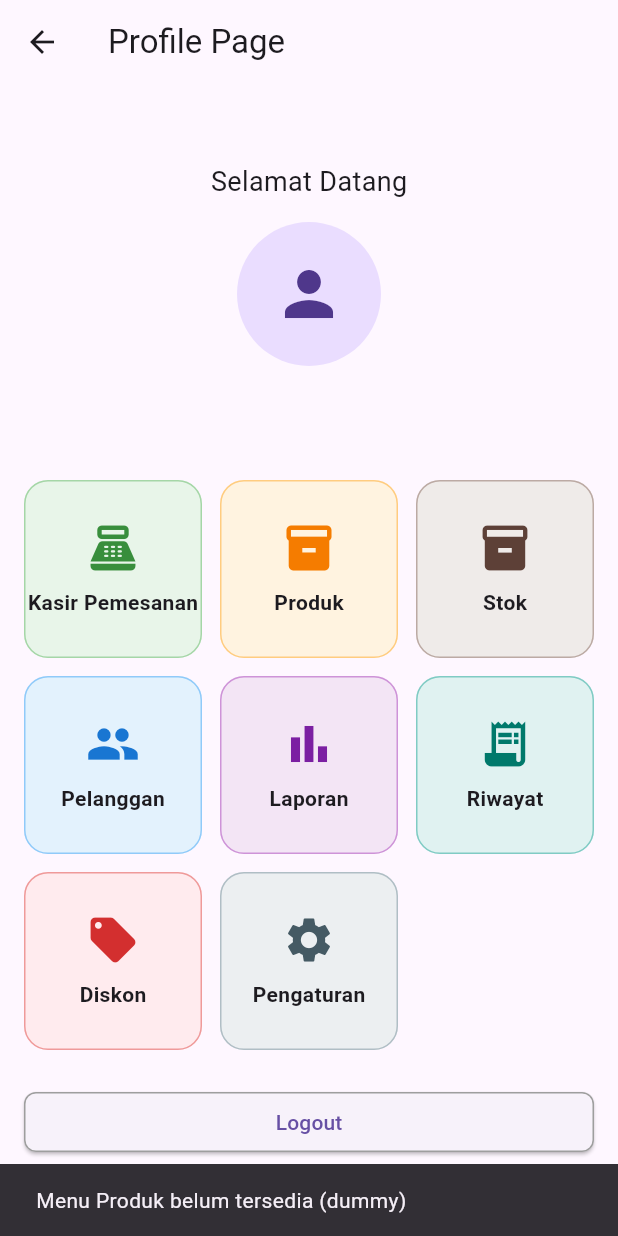
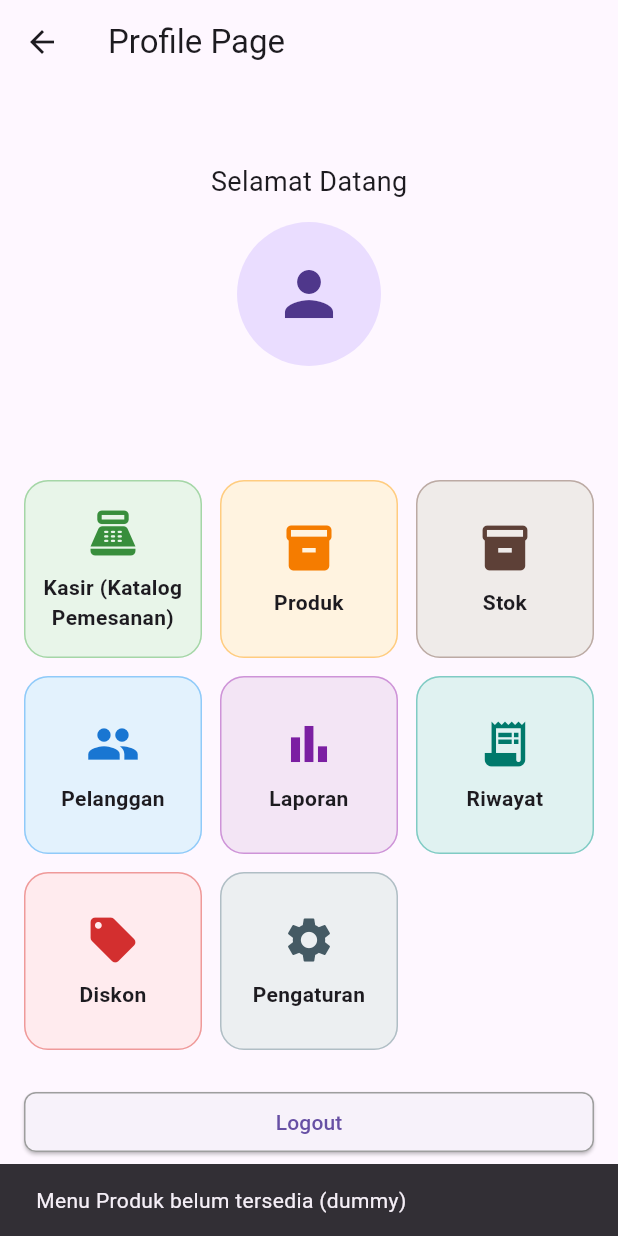
Before and after one commit to axof-1/cashier_app_mamamia, a Flutter app: the ProfilePage screen opened directly with empty values, after a tap on "Produk", on a phone screen of 412 x 824 dp. Run offline on Flutter 3.47's test engine with Material 3 defaults, Android fonts, the phone set to English and light mode, and no system bars; our stand-ins replace material_ui.

Commit message:
update final untuk assignment sesi 6 (rev.1)

```diff
--- a/lib/main.dart
+++ b/lib/main.dart
@@ -1,6 +1,5 @@
 import 'package:material_ui/material_ui.dart';
 import 'pages/login.dart';
-import 'pages/catalog.dart';
 
 void main() {
   runApp(const MainApp());
--- a/lib/pages/cart.dart
+++ b/lib/pages/cart.dart
@@ -199,7 +199,6 @@ class _CartPageState extends State<CartPage> {
                         width: double.infinity,
                         child: ElevatedButton(
                           onPressed: () {},
-                          child: const Text('Lanjut ke Pembayaran'),
                           style: ElevatedButton.styleFrom(
                             shape: RoundedRectangleBorder(
                               borderRadius: BorderRadius.circular(8),
@@ -209,6 +208,7 @@ class _CartPageState extends State<CartPage> {
                               ),
                             ),
                           ),
+                          child: const Text('Lanjut ke Pembayaran'),
                         ),
                       ),
                     ],
--- a/lib/pages/catalog.dart
+++ b/lib/pages/catalog.dart
@@ -43,7 +43,7 @@ class ProductCard extends StatelessWidget {
                   product.productName,
                   style: const TextStyle(fontWeight: FontWeight.bold),
                 ),
-                // 3. Row: harga di kiri, tombol + di kanan (spaceBetween)
+                // 3. Row: harga, tombol −, jumlah, tombol +.
                 Row(
                   children: [
                     Expanded(child: Text(formatRupiah(product.productPrice))),
@@ -190,7 +190,7 @@ class _CatalogPageState extends State<CatalogPage> {
                 },
               ),
             ),
-          ], //
+          ],
         ),
       ),
       floatingActionButtonLocation: FloatingActionButtonLocation.centerFloat,
--- a/lib/pages/login.dart
+++ b/lib/pages/login.dart
@@ -101,13 +101,13 @@ class _LoginPageState extends State<LoginPage> {
                         );
                       }
                     },
-                    child: const Text('Masuk'),
                     style: ElevatedButton.styleFrom(
                       shape: RoundedRectangleBorder(
                         borderRadius: BorderRadius.circular(8),
                         side: const BorderSide(color: Colors.grey, width: 1),
                       ),
                     ),
+                    child: const Text('Masuk'),
                   ),
                 ),
                 const SizedBox(height: 12),
--- a/lib/pages/profile.dart
+++ b/lib/pages/profile.dart
@@ -13,7 +13,7 @@ class MenuKasir {
 
 // 2. Daftar menu (dummy)
 const List<MenuKasir> daftarMenu = [
-  MenuKasir('Kasir Pemesanan', Icons.point_of_sale, Colors.green),
+  MenuKasir('Kasir (Katalog Pemesanan)', Icons.point_of_sale, Colors.green),
   MenuKasir('Produk', Icons.inventory_2, Colors.orange),
   MenuKasir('Stok', Icons.inventory, Colors.brown),
   MenuKasir('Pelanggan', Icons.people, Colors.blue),
@@ -112,7 +112,7 @@ class _MenuTile extends StatelessWidget {
       child: InkWell(
         borderRadius: BorderRadius.circular(16),
         onTap: () {
-          if (menu.judul == 'Kasir Pemesanan') {
+          if (menu.judul == 'Kasir (Katalog Pemesanan)') {
             Navigator.push(
               context,
               MaterialPageRoute(builder: (context) => const CatalogPage()),
@@ -131,9 +131,13 @@ class _MenuTile extends StatelessWidget {
           children: [
             Icon(menu.ikon, size: 36, color: menu.warna.shade700),
             const SizedBox(height: 8),
-            Text(
-              menu.judul,
-              style: const TextStyle(fontWeight: FontWeight.w600),
+            Padding(
+              padding: const EdgeInsets.symmetric(horizontal: 8),
+              child: Text(
+                menu.judul,
+                textAlign: TextAlign.center,
+                style: const TextStyle(fontWeight: FontWeight.w600),
+              ),
             ),
           ],
         ),
--- a/lib/pages/register.dart
+++ b/lib/pages/register.dart
@@ -91,18 +91,17 @@ class _RegisterPageState extends State<RegisterPage> {
                           ),
                         );
                         await Future.delayed(const Duration(seconds: 2));
-                        if (!mounted) return;
+                        if (!context.mounted) return;
                         Navigator.pop(context); // Kembali ke halaman login
-                        // Lakukan proses pendaftaran di sini
                       }
                     },
-                    child: const Text('Daftar'),
                     style: ElevatedButton.styleFrom(
                       shape: RoundedRectangleBorder(
                         borderRadius: BorderRadius.circular(8),
                         side: const BorderSide(color: Colors.grey, width: 1),
                       ),
                     ),
+                    child: const Text('Daftar'),
                   ),
                 ),
               ],
```
